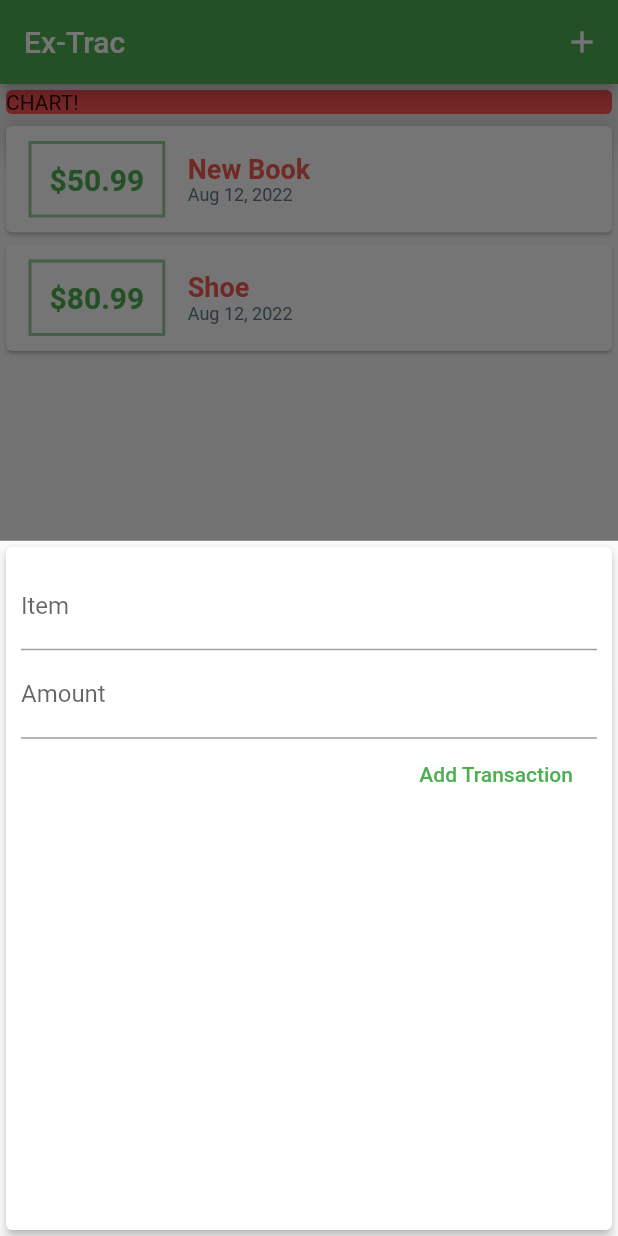
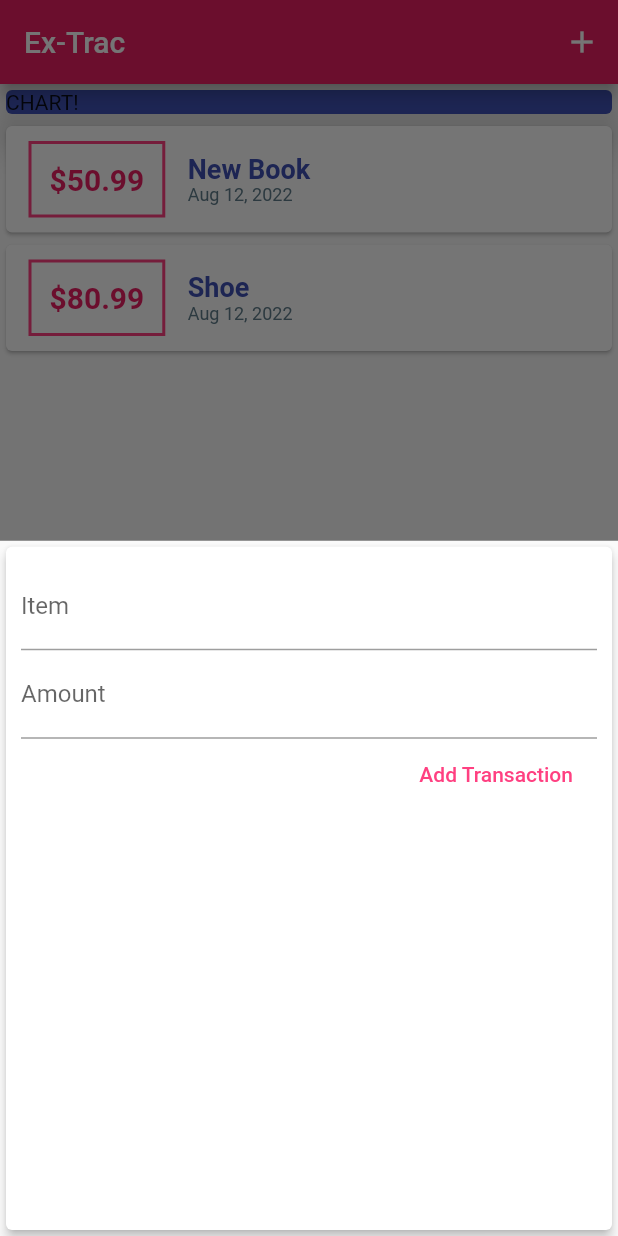
Before and after one commit to cjchika/mob-expense_tracker, a Flutter app: the screen it shows after launch, after a tap on the "add" icon, on a phone screen of 412 x 824 dp. Run offline on Flutter 3.47's test engine with Material 2 defaults, Android fonts, the phone set to English and light mode, and no system bars.

Commit message:
Improving UI

```diff
--- a/lib/main.dart
+++ b/lib/main.dart
@@ -11,6 +11,7 @@ class MyApp extends StatelessWidget {
   Widget build(BuildContext context) {
     return MaterialApp(
       title: 'Ex-Trac',
+      theme: ThemeData(primarySwatch: Colors.pink, accentColor: Colors.indigo),
       home: MyHomePage(),
     );
   }
@@ -66,7 +67,6 @@ class _MyHomePageState extends State<MyHomePage> {
     return Scaffold(
       appBar: AppBar(
         title: Text('Ex-Trac'),
-        backgroundColor: Colors.green,
         actions: [
           IconButton(
             icon: Icon(Icons.add),
@@ -82,7 +82,7 @@ class _MyHomePageState extends State<MyHomePage> {
             Container(
               width: double.infinity,
               child: Card(
-                color: Colors.redAccent,
+                color: Colors.indigo,
                 child: Text('CHART!'),
                 elevation: 10,
               ),
--- a/lib/widgets/new_transaction.dart
+++ b/lib/widgets/new_transaction.dart
@@ -59,7 +59,7 @@ class _NewTransactionState extends State<NewTransaction> {
             ),
             FlatButton(
               child: Text('Add Transaction'),
-              textColor: Colors.green,
+              textColor: Colors.pinkAccent,
               onPressed: submitData,
             ),
           ],
--- a/lib/widgets/transaction.list.dart
+++ b/lib/widgets/transaction.list.dart
@@ -22,7 +22,7 @@ class TransactionList extends StatelessWidget {
                   margin: EdgeInsets.symmetric(vertical: 10, horizontal: 15),
                   decoration: BoxDecoration(
                     border: Border.all(
-                      color: Color.fromARGB(255, 153, 204, 155),
+                      color: Colors.pinkAccent,
                       width: 2,
                     ),
                   ),
@@ -32,7 +32,7 @@ class TransactionList extends StatelessWidget {
                     style: TextStyle(
                       fontWeight: FontWeight.bold,
                       fontSize: 20,
-                      color: Colors.green,
+                      color: Colors.pink,
                     ),
                   ),
                 ),
@@ -43,7 +43,7 @@ class TransactionList extends StatelessWidget {
                       transactions[index].title,
                       style: TextStyle(
                         fontSize: 18,
-                        color: Color.fromARGB(255, 243, 92, 81),
+                        color: Colors.indigo,
                         fontWeight: FontWeight.bold,
                       ),
                     ),
```
